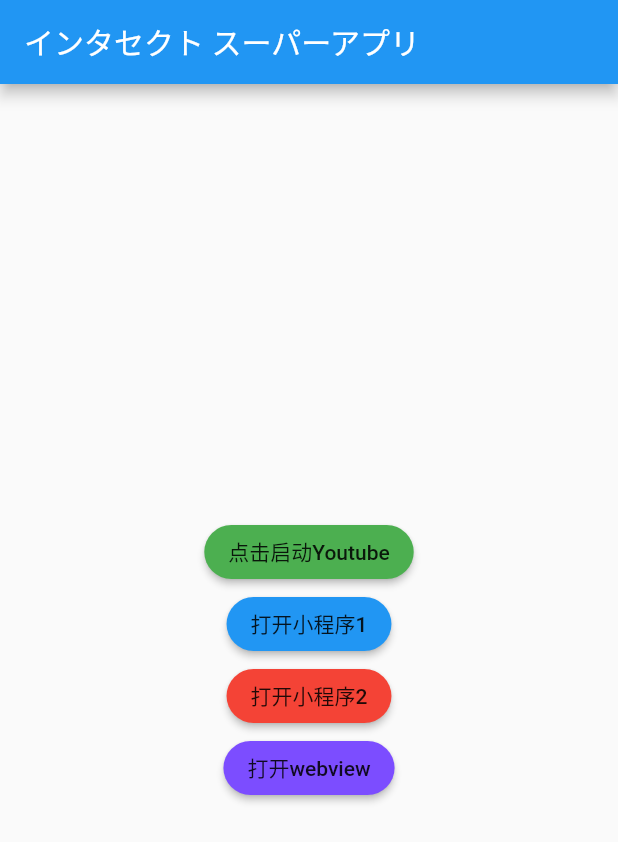
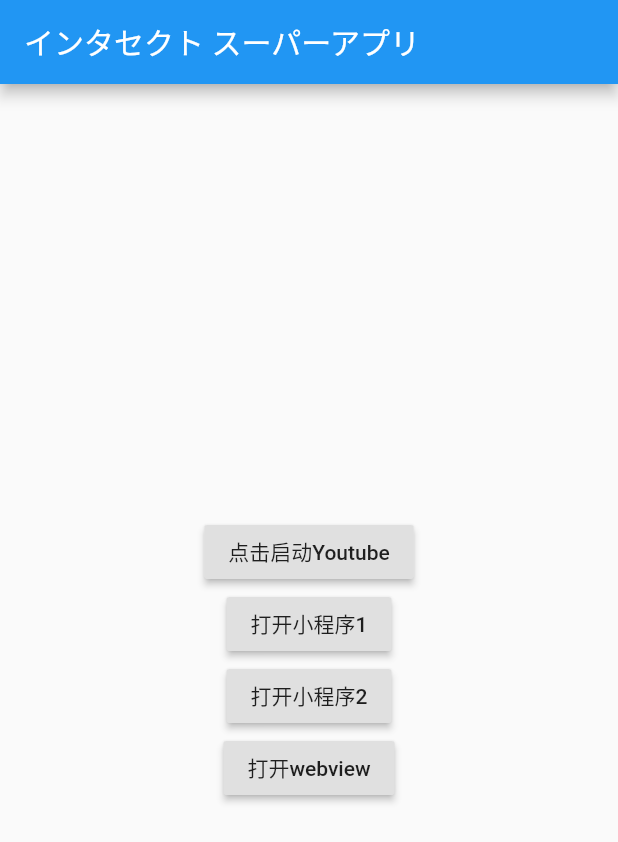
Before and after one commit to lyonLeeLPL/batterylevel-1, a Flutter app: the screen it shows after launch, on a phone screen of 412 x 824 dp. Shown: the top 842 px of the screen. Run offline on Flutter 3.47's test engine with Material 2 defaults, Android fonts, the light colour scheme and no system bars; our stand-ins replace webview_flutter.

Commit message:
local init v5

```diff
--- a/lib/main.dart
+++ b/lib/main.dart
@@ -136,43 +136,32 @@ class _MyHomePageState extends State<MyHomePage> {
         // the App.build method, and use it to set our appbar title.
         title: Text(widget.title),
       ),
-      body: Center(
+      body: Container(
+        child:  Center(
           // Center is a layout widget. It takes a single child and positions it
           // in the middle of the parent.
           child: Column(
             mainAxisAlignment: MainAxisAlignment.center,
             children: <Widget>[
 
-
               RaisedButton(
-              shape: StadiumBorder(),
-              color: Colors.green,
                 onPressed: () => _openYoutube(),
                 child: Text('点击启动Youtube'),
-              splashColor: Colors.black,
               ),
               RaisedButton(
-              shape: StadiumBorder(),
-              color: Colors.blue,
                 child: Text('打开小程序1'),
                 onPressed: _getBatteryLevel,
-              splashColor: Colors.black,
               ),
               RaisedButton(
-              shape: StadiumBorder(),
-              color: Colors.red,
                 child: Text('打开小程序2'),
                 onPressed: _openMiniProgram3,
-              splashColor: Colors.black,
               ),
               RaisedButton(
-              shape: StadiumBorder(),
-              color: Colors.deepPurpleAccent,
                 child: Text('打开webview'),
                 onPressed: _openMiniProgram3,
-              splashColor: Colors.black,
               ),
             ],
+          ),
         ),
       ),
     );
```
Lines whose indentation alone changed are shown as unchanged.
